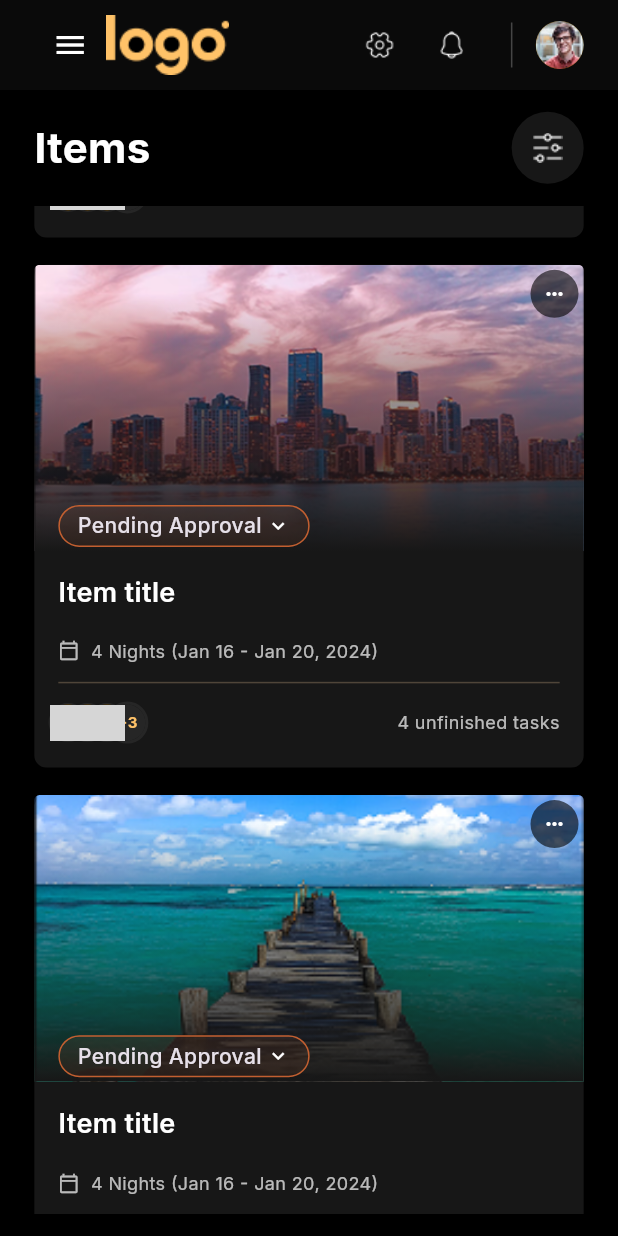
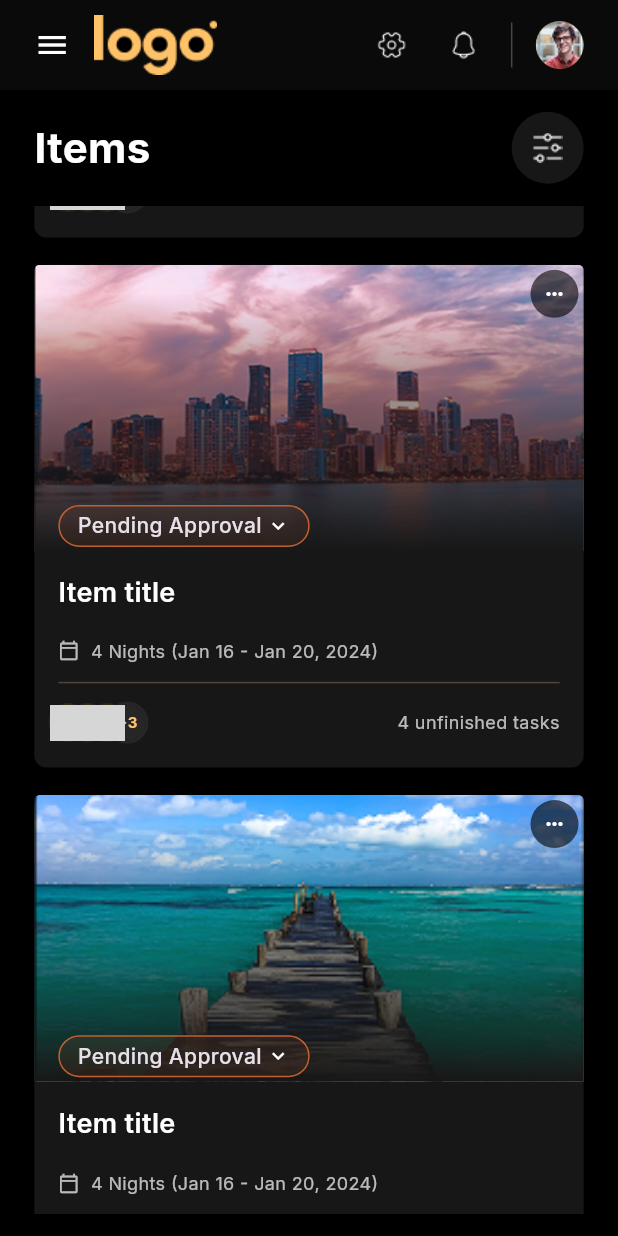
Before and after one commit to Mohamed-H-Essa/dashboard_1N1, a Flutter app: the screen it shows after launch, scrolled down 1728 dp, on a phone screen of 412 x 824 dp. Run offline on Flutter 3.47's test engine with Material 3 defaults, Android fonts, the phone set to English and light mode, and no system bars; our stand-ins replace equatable, flutter_bloc, flutter_screenutil, google_fonts, responsive_framework; network calls fail; grey boxes are pictures that could not be loaded.

Commit message:
finished off

```diff
--- a/lib/features/dashboard/presentation/pages/dashboard_page.dart
+++ b/lib/features/dashboard/presentation/pages/dashboard_page.dart
@@ -1,5 +1,6 @@
 import 'package:flutter/material.dart';
 import 'package:flutter_bloc/flutter_bloc.dart';
+import 'package:responsive_framework/responsive_framework.dart';
 import '../../../../core/constants/app_constants.dart';
 import '../bloc/navigation_bloc.dart';
 import '../bloc/navigation_state.dart';
@@ -13,9 +14,15 @@ class DashboardPage extends StatelessWidget {
   Widget build(BuildContext context) {
     final bool isDesktop = MediaQuery.of(context).size.width >= 600;
 
+    final bool isMobileOrTablet = ResponsiveBreakpoints.of(
+      context,
+    ).smallerThan(DESKTOP);
+    // Override isDesktop parameter if we're on a mobile or tablet device
+    final bool showMobileNavbar = isMobileOrTablet || !isDesktop;
+
     return Scaffold(
       backgroundColor: Theme.of(context).scaffoldBackgroundColor,
-      appBar: CustomNavbar(isDesktop: isDesktop),
+      appBar: CustomNavbar(isDesktop: showMobileNavbar),
       drawer: isDesktop ? null : const CustomDrawer(),
       body: BlocBuilder<NavigationBloc, NavigationState>(
         builder: (context, state) {
--- a/lib/features/dashboard/presentation/widgets/custom_navbar.dart
+++ b/lib/features/dashboard/presentation/widgets/custom_navbar.dart
@@ -1,6 +1,7 @@
 import 'package:flutter/material.dart';
 import 'package:flutter_bloc/flutter_bloc.dart';
 import 'package:flutter_screenutil/flutter_screenutil.dart';
+import 'package:responsive_framework/responsive_framework.dart';
 import '../../../../core/constants/app_constants.dart';
 import '../../../../core/themes/app_theme.dart';
 import '../bloc/navigation_bloc.dart';
@@ -17,13 +18,21 @@ class CustomNavbar extends StatelessWidget implements PreferredSizeWidget {
 
   @override
   Widget build(BuildContext context) {
+    // Check if we're on MOBILE or TABLET using ResponsiveBreakpoints
+    // final bool isMobileOrTablet = ResponsiveBreakpoints.of(
+    //   context,
+    // ).smallerThan(TABLET);
+
+    // // Override isDesktop parameter if we're on a mobile or tablet device
+    // final bool showMobileNavbar = isMobileOrTablet || !isDesktop;
+
     return Container(
       height: preferredSize.height,
       color: AppTheme.navbarBackground,
       child:
           isDesktop
-              ? _buildDesktopNavbar(context)
-              : _buildMobileNavbar(context),
+              ? _buildMobileNavbar(context)
+              : _buildDesktopNavbar(context),
     );
   }
 
@@ -33,12 +42,14 @@ class CustomNavbar extends StatelessWidget implements PreferredSizeWidget {
       child: Row(
         children: [
           // Hamburger menu
-          IconButton(
-            icon: const Icon(Icons.menu, color: Colors.white),
-            onPressed: () {
-              Scaffold.of(context).openDrawer();
-            },
-          ),
+          // IconButton(
+          //   icon: const Icon(Icons.menu, color: Colors.white),
+          //   onPressed: () {
+          //     Scaffold.of(context).openDrawer();
+          //   },
+          // ),
+          Icon(Icons.menu, color: Colors.white),
+          SizedBox(width: 16),
 
           // Logo (now positioned to the left)
           _buildLogo(),
@@ -72,7 +83,7 @@ class CustomNavbar extends StatelessWidget implements PreferredSizeWidget {
               ),
 
               // Divider
-              const SizedBox(width: 8),
+              // const SizedBox(width: 8),
               const VerticalDivider(
                 color: Colors.white24,
                 thickness: 1,
```
